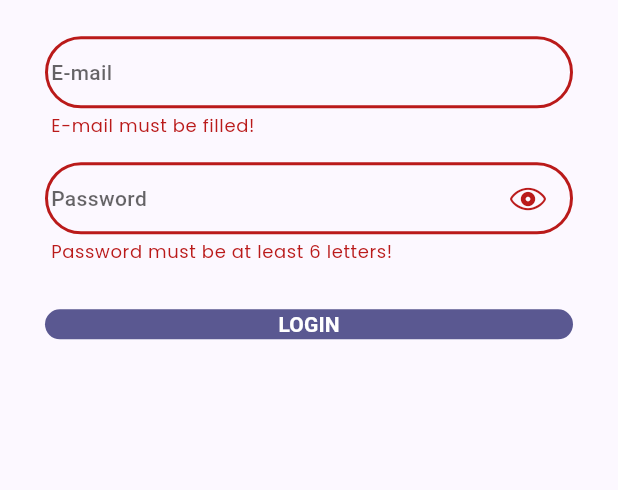
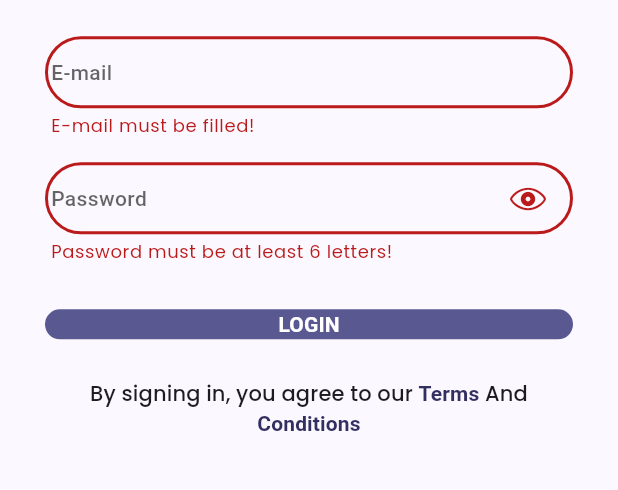
Before and after one commit to RifqyFauzan9/report_airline, a Flutter app: the screen it shows after launch, after a tap on "LOGIN", on a phone screen of 412 x 824 dp, the part 412-902 px from its top. Run offline on Flutter 3.47's test engine with Material 3 defaults, Android fonts, the phone set to English and light mode, and no system bars; our stand-ins replace loading_animation_widget.

```diff
--- a/lib/main.dart
+++ b/lib/main.dart
@@ -27,7 +27,7 @@ class MainApp extends StatelessWidget {
       },
       theme: _lightTheme(context),
       debugShowCheckedModeBanner: false,
-      initialRoute: AppRoute.loginScreen.route,
+      initialRoute: AppRoute.splash.route,
       routes: routes,
     );
   }
--- a/lib/screen/auth/login_screen.dart
+++ b/lib/screen/auth/login_screen.dart
@@ -21,17 +21,9 @@ class _LoginScreenState extends State<LoginScreen> {
   @override
   Widget build(BuildContext context) {
     return Scaffold(
-      appBar: AppBar(
-        title: Text(
-          'LM Control Report',
-          style: TextStyle(
-            fontWeight: FontWeight.w500,
-            color: Theme.of(context).colorScheme.onPrimaryContainer,
-          ),
-        ),
-      ),
+      appBar: _appBar(context),
       body: Padding(
-        padding: const EdgeInsets.fromLTRB(30, 0, 30, 30),
+        padding: EdgeInsets.fromLTRB(30, 0, 30, 0),
         child: SizedBox(
           width: double.infinity,
           child: SingleChildScrollView(
@@ -41,6 +33,7 @@ class _LoginScreenState extends State<LoginScreen> {
                 _logoSection(),
                 const SizedBox(height: 24),
                 _formSection(),
+                SizedBox(height: SizeConfig.screenHeight * 0.03),
               ],
             ),
           ),
@@ -49,10 +42,27 @@ class _LoginScreenState extends State<LoginScreen> {
     );
   }
 
+  AppBar _appBar(BuildContext context) {
+    return AppBar(
+      title: Text(
+        'LM Control Report',
+        style: TextStyle(
+          fontWeight: FontWeight.w500,
+          color: Theme.of(context).colorScheme.onPrimaryContainer,
+        ),
+      ),
+    );
+  }
+
   Row _logoSection() {
     return Row(
       children: [
-        Expanded(child: Image.asset('assets/images/sriwijaya_air_logo.png')),
+        Expanded(
+          child: Hero(
+            tag: 'splash-animation',
+            child: Image.asset('assets/images/sriwijaya_air_logo.png'),
+          ),
+        ),
         Expanded(child: Image.asset('assets/images/nam_air_logo.png')),
       ],
     );
@@ -179,15 +189,47 @@ class _LoginScreenState extends State<LoginScreen> {
                       }).then(
                         (_) => Navigator.pushNamed(
                           context,
-                          AppRoute.homeScreen.route,
+                          AppRoute.chooseCompany.route,
                         ),
                       );
                     }
                   },
                   child: const Text('LOGIN'),
                 ),
+          const SizedBox(height: 12),
+          _termsAndConditionsText(),
         ],
       ),
     );
   }
+
+  Padding _termsAndConditionsText() {
+    return Padding(
+      padding: EdgeInsets.symmetric(horizontal: getPropScreenWidth(23)),
+      child: RichText(
+        textAlign: TextAlign.center,
+        text: TextSpan(
+          style: Theme.of(context).textTheme.labelLarge,
+          children: [
+            TextSpan(text: 'By signing in, you agree to our '),
+            TextSpan(
+              text: 'Terms',
+              style: TextStyle(
+                fontWeight: FontWeight.bold,
+                color: AppColor.primary.color,
+              ),
+            ),
+            TextSpan(text: ' And '),
+            TextSpan(
+              text: 'Conditions',
+              style: TextStyle(
+                fontWeight: FontWeight.bold,
+                color: AppColor.primary.color,
+              ),
+            ),
+          ],
+        ),
+      ),
+    );
+  }
 }
--- a/lib/screen/home/home_screen.dart
+++ b/lib/screen/home/home_screen.dart
@@ -1,11 +1,13 @@
 import 'package:flutter/material.dart';
 import 'package:loading_animation_widget/loading_animation_widget.dart';
+import 'package:provider/provider.dart';
 import 'package:report_airline/screen/home/pirep_dmi_form_section.dart';
 import 'package:report_airline/screen/home/submit_section.dart';
 import 'package:report_airline/screen/home/wheel_form_section.dart';
 import 'package:report_airline/static/colors.dart';
 import 'package:report_airline/static/size_config.dart';
 
+import '../../provider/lmcr_provider.dart';
 import 'apu_fak_form_section.dart';
 import 'brake_pin_form_section.dart';
 import 'fluids_form_section.dart';
@@ -37,7 +39,9 @@ class _HomeScreenState extends State<HomeScreen> {
               child: Stepper(
                 currentStep: _currentStep,
                 onStepContinue: () {
+                  final lmcrProvider = context.read<LmcrProvider>();
                   if (_currentStep < 6) {
+                    debugPrint(lmcrProvider.report.toString());
                     setState(() => _currentStep++);
                   } else {
                     setState(() => isLoading = true);
--- /dev/null
+++ b/lib/screen/splash/splash_screen.dart
@@ -0,0 +1,36 @@
+import 'package:flutter/material.dart';
+import 'package:report_airline/static/routes.dart';
+import 'package:report_airline/static/size_config.dart';
+
+class SplashScreen extends StatefulWidget {
+  const SplashScreen({super.key});
+
+  @override
+  State<SplashScreen> createState() => _SplashScreenState();
+}
+
+class _SplashScreenState extends State<SplashScreen> {
+  @override
+  void initState() {
+    super.initState();
+    Future.delayed(
+      Duration(seconds: 2),
+      () => Navigator.pushReplacementNamed(context, AppRoute.loginScreen.route),
+    );
+  }
+
+  @override
+  Widget build(BuildContext context) {
+    return Scaffold(
+      body: Center(
+        child: Padding(
+          padding: EdgeInsets.all(getPropScreenWidth(64)),
+          child: Hero(
+            tag: 'splash-animation',
+            child: Image.asset('assets/images/sriwijaya_air_logo.png'),
+          ),
+        ),
+      ),
+    );
+  }
+}
--- a/lib/static/routes.dart
+++ b/lib/static/routes.dart
@@ -1,16 +1,29 @@
 import 'package:flutter/material.dart';
 import 'package:report_airline/screen/auth/login_screen.dart';
+import 'package:report_airline/screen/choose_company/choose_company.dart';
+import 'package:report_airline/screen/choose_form/choose_main_form.dart';
 import 'package:report_airline/screen/home/home_screen.dart';
+import 'package:report_airline/screen/splash/splash_screen.dart';
 
 enum AppRoute {
-  loginScreen('/'),
-  homeScreen('/home');
+  splash('/'),
+  loginScreen('/login'),
+  homeScreen('/home'),
+  chooseCompany('/chooseCompany'),
+  chooseMainForm('/chooseMainForm'),
+  namChooseForm('/namChooseForm'),
+  sriwijayaChooseForm('/sriwijayaChooseForm');
 
   final String route;
   const AppRoute(this.route);
 }
 
 Map<String, WidgetBuilder> routes = {
+  AppRoute.splash.route: (context) => SplashScreen(),
   AppRoute.loginScreen.route: (context) => LoginScreen(),
   AppRoute.homeScreen.route: (context) => HomeScreen(),
+  AppRoute.chooseCompany.route: (context) => ChooseCompanyScreen(),
+  AppRoute.chooseMainForm.route: (context) => ChooseMainFormScreen(),
+  AppRoute.namChooseForm.route: (context) => ChooseMainFormScreen(),
+  AppRoute.sriwijayaChooseForm.route: (context) => ChooseMainFormScreen(),
 };
```
Also changed, not shown: lib/model/lmcr_report.dart (+9 -0 lines), lib/provider/lmcr_provider.dart (+10 -0 lines), lib/screen/choose_company/choose_company.dart (added, +191 -0 lines), lib/screen/choose_form/choose_main_form.dart (+3 -16 lines), lib/screen/home/general_form_section.dart (+21 -12 lines), 17 other files.
